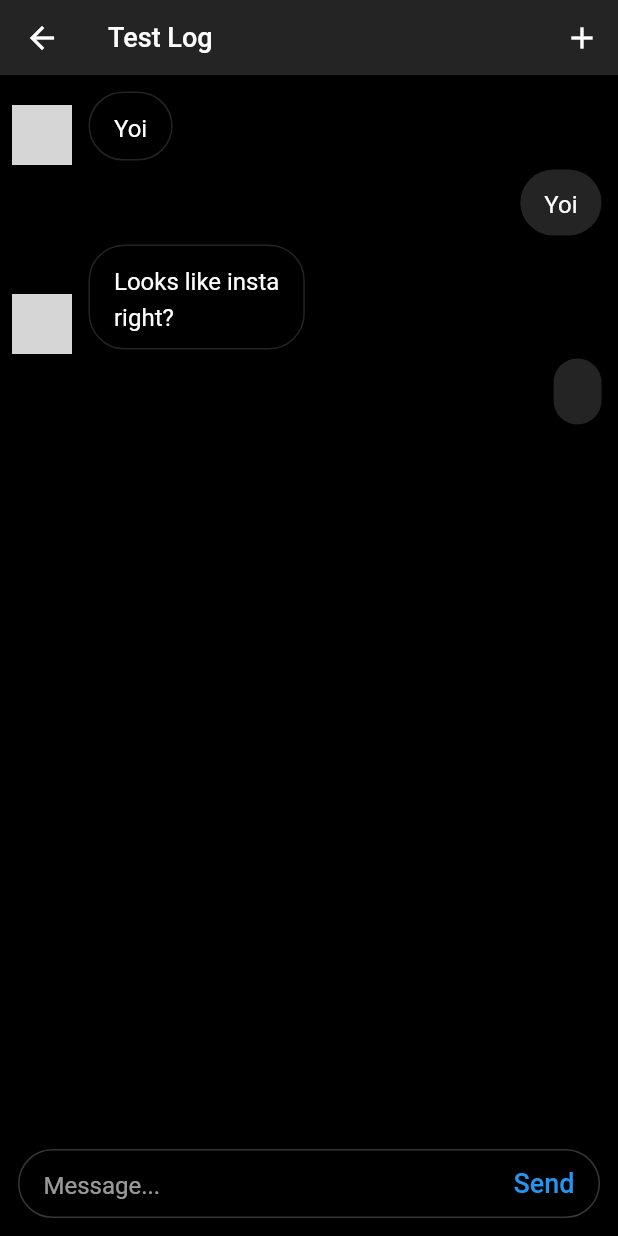
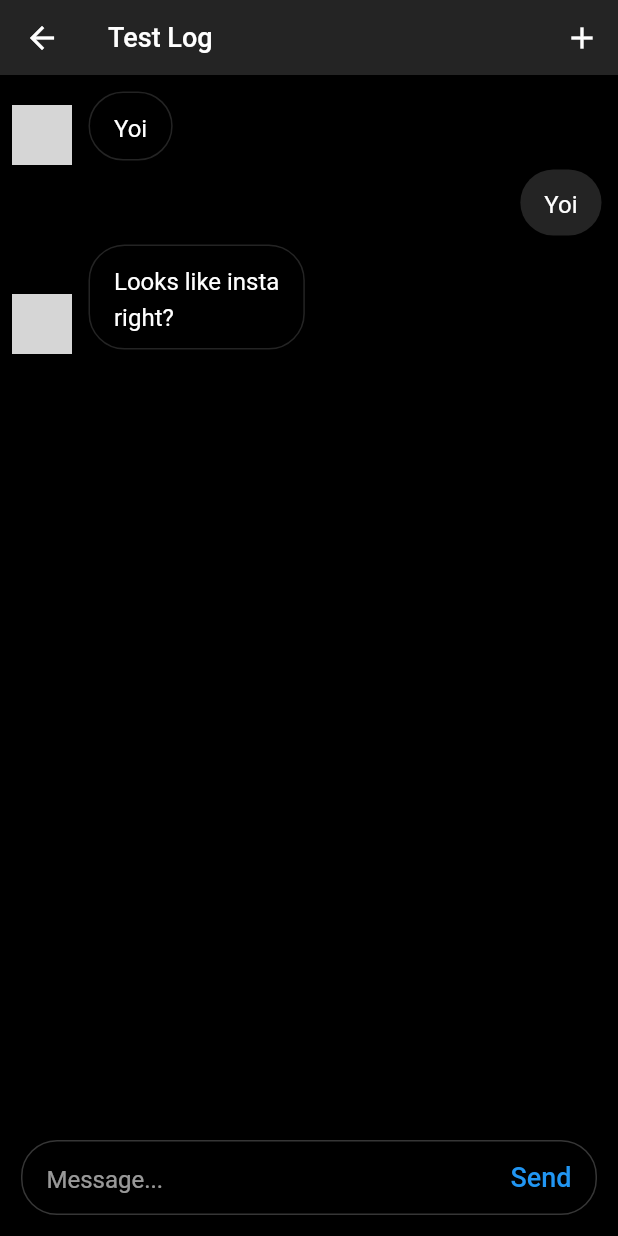
Before and after one commit to tusharsadhwani/instachat, a Flutter app: the ChatPage screen opened by its route, after a tap on "Send", on a phone screen of 412 x 824 dp. Run offline on Flutter 3.47's test engine with Material 2 defaults, Android fonts, the light colour scheme and no system bars; network calls fail; grey boxes are pictures that could not be loaded.

Commit message:
Refactor chat page

```diff
--- a/lib/pages/chat_page.dart
+++ b/lib/pages/chat_page.dart
@@ -1,5 +1,4 @@
 import 'package:flutter/material.dart';
-import 'package:flutter/services.dart';
 
 import '../models/message.dart';
 import '../widgets/insta_app_bar.dart';
@@ -23,8 +22,10 @@ class _ChatPageState extends State<ChatPage> {
       content: 'Looks like insta\nright?',
     ),
   ];
+
   MessageBox _messageBox;
   ScrollController _scrollController;
+  bool _needsScrollToBottom = false;
 
   void addMessage(String newMessage) {
     setState(() {
@@ -34,15 +35,7 @@ class _ChatPageState extends State<ChatPage> {
         content: newMessage,
       ));
 
-      Future.delayed(
-        // TODO: why do we need to delay this?
-        Duration(milliseconds: 50),
-        () => _scrollController.animateTo(
-          _scrollController.position.maxScrollExtent,
-          duration: Duration(milliseconds: 200),
-          curve: Curves.easeOutQuad,
-        ),
-      );
+      _needsScrollToBottom = true;
     });
   }
 
@@ -61,12 +54,16 @@ class _ChatPageState extends State<ChatPage> {
 
   @override
   Widget build(BuildContext context) {
-    return AnnotatedRegion<SystemUiOverlayStyle>(
-      value: SystemUiOverlayStyle(
-        statusBarColor: Theme.of(context).appBarTheme.color,
-      ),
-      child: SafeArea(
-        child: Scaffold(
+    if (_needsScrollToBottom) {
+      WidgetsBinding.instance.addPostFrameCallback((_) {
+        _scrollController.animateTo(
+          _scrollController.position.maxScrollExtent,
+          duration: Duration(milliseconds: 200),
+          curve: Curves.easeOutQuad,
+        );
+      });
+    }
+    return Scaffold(
       appBar: InstaAppBar(
         title: 'Test Log',
       ),
@@ -85,8 +82,6 @@ class _ChatPageState extends State<ChatPage> {
         ),
       ),
       bottomSheet: _messageBox,
-        ),
-      ),
     );
   }
 }
@@ -104,15 +99,18 @@ class _MessageBoxState extends State<MessageBox> {
   var _messageController = TextEditingController();
 
   void _sendMessage() {
-    widget.addMessage(_messageController.text);
+    final messageText = _messageController.text.trim();
+    if (messageText != '') {
+      widget.addMessage(messageText);
       _messageController.clear();
+    }
   }
 
   @override
   Widget build(BuildContext context) {
     return Container(
       color: Theme.of(context).scaffoldBackgroundColor,
-      padding: EdgeInsets.all(12),
+      padding: EdgeInsets.all(14),
       child: Material(
         color: Colors.transparent,
         child: Container(
@@ -138,7 +136,7 @@ class _MessageBoxState extends State<MessageBox> {
                       border: InputBorder.none,
                       contentPadding: const EdgeInsets.symmetric(
                         horizontal: 8,
-                        vertical: 2,
+                        vertical: 4,
                       ),
                     ),
                     style: Theme.of(context).textTheme.bodyText2,
```
Also changed, not shown: lib/main.dart (+7 -0 lines), lib/pages/chats_page.dart (+2 -10 lines). Lines whose indentation alone changed are shown as unchanged.
